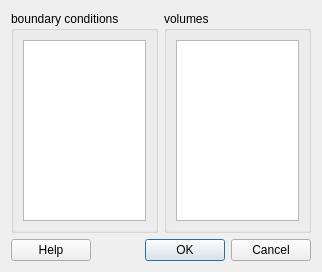
First picture: the form in src/guicreateboundarylayer.ui, repository enGits/engrid, before the edit.
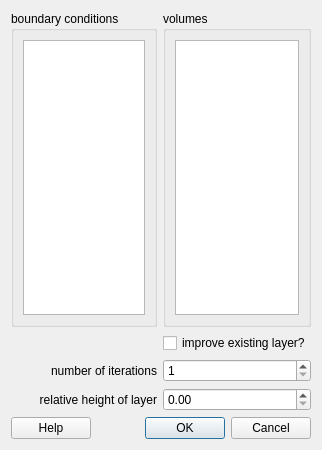
Second picture: the form after the edit. Icons and pictures are not drawn.

Commit message: added option to improve existing layer

Diff of the .ui file:
```diff
--- a/src/guicreateboundarylayer.ui
+++ b/src/guicreateboundarylayer.ui
@@ -7,7 +7,7 @@
     <x>0</x>
     <y>0</y>
     <width>322</width>
-    <height>272</height>
+    <height>450</height>
    </rect>
   </property>
   <property name="minimumSize">
@@ -67,7 +67,7 @@
      </layout>
     </widget>
    </item>
-   <item row="1" column="0" colspan="2">
+   <item row="5" column="0" colspan="2">
     <layout class="QHBoxLayout">
      <item>
       <widget class="QPushButton" name="pushButtonHelp">
@@ -101,6 +101,50 @@
      </item>
     </layout>
    </item>
+   <item row="3" column="0">
+    <widget class="QLabel" name="label">
+     <property name="text">
+      <string>number of iterations</string>
+     </property>
+     <property name="alignment">
+      <set>Qt::AlignRight|Qt::AlignTrailing|Qt::AlignVCenter</set>
+     </property>
+    </widget>
+   </item>
+   <item row="3" column="1">
+    <widget class="QSpinBox" name="spinBoxIterations">
+     <property name="minimum">
+      <number>1</number>
+     </property>
+    </widget>
+   </item>
+   <item row="1" column="1">
+    <widget class="QCheckBox" name="checkBoxImprove">
+     <property name="text">
+      <string>improve existing layer?</string>
+     </property>
+    </widget>
+   </item>
+   <item row="4" column="1">
+    <widget class="QDoubleSpinBox" name="doubleSpinBoxHeight">
+     <property name="maximum">
+      <double>5.000000000000000</double>
+     </property>
+     <property name="singleStep">
+      <double>0.050000000000000</double>
+     </property>
+    </widget>
+   </item>
+   <item row="4" column="0">
+    <widget class="QLabel" name="label_2">
+     <property name="text">
+      <string>relative height of layer</string>
+     </property>
+     <property name="alignment">
+      <set>Qt::AlignRight|Qt::AlignTrailing|Qt::AlignVCenter</set>
+     </property>
+    </widget>
+   </item>
   </layout>
  </widget>
  <resources>
```
The commit also changes 1 other file.
